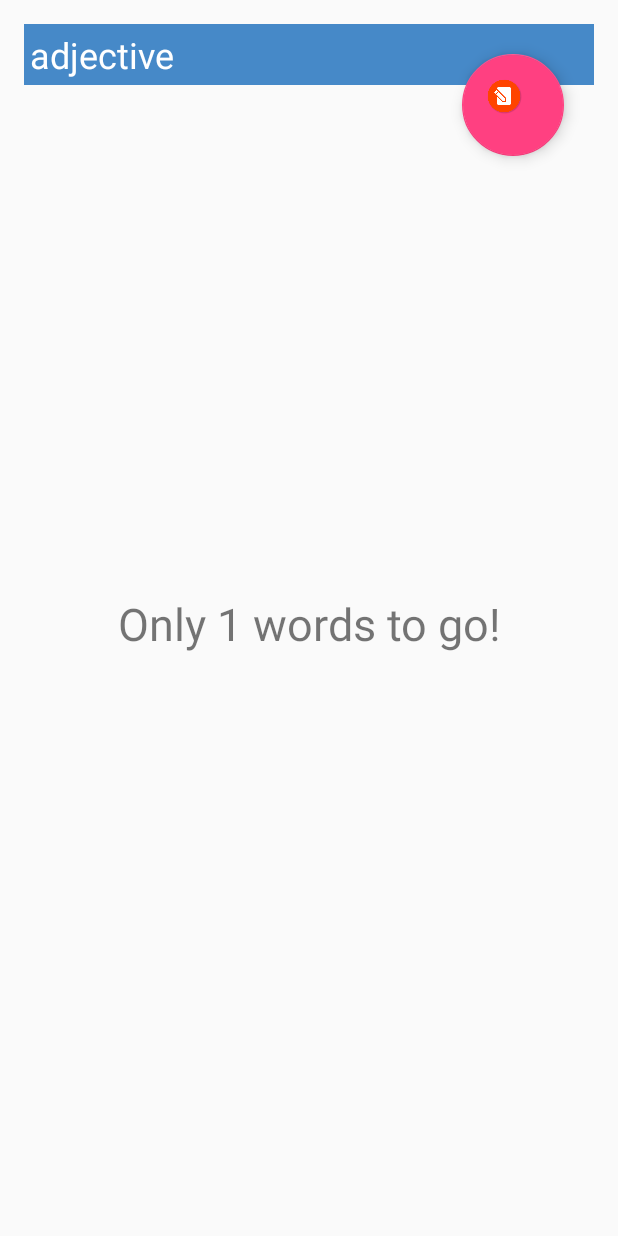
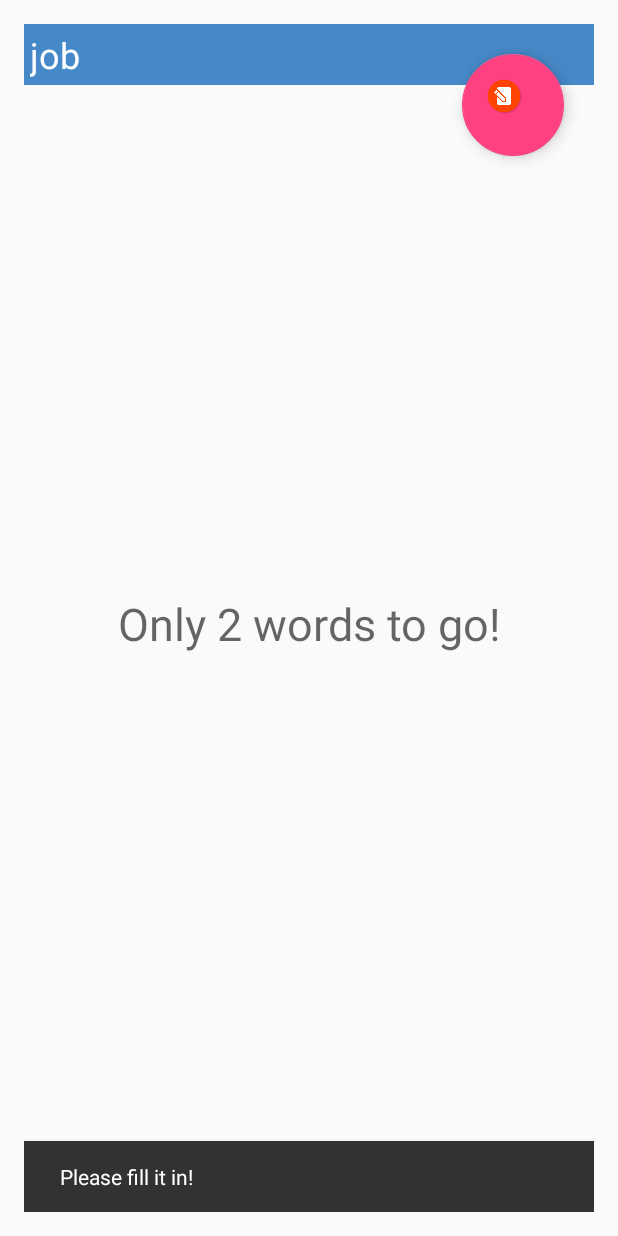
Before and after one commit to taraere/MadLibs, an Android app: the FillActivity screen opened directly, with no data from a screen before it, after a tap on an icon or button, on a phone screen of 412 x 824 dp. Run offline under Robolectric (Android 15) with nearby library versions, the phone set to English and light mode, and no system bars.

```diff
--- a/app/src/main/java/com/elzen/tara/madlibs/FillActivity.java
+++ b/app/src/main/java/com/elzen/tara/madlibs/FillActivity.java
@@ -2,6 +2,7 @@ package com.elzen.tara.madlibs;
 
 import android.content.Intent;
 import android.content.res.AssetManager;
+import android.support.design.widget.Snackbar;
 import android.support.v7.app.AppCompatActivity;
 import android.os.Bundle;
 import android.util.Log;
@@ -21,7 +22,7 @@ import java.util.Random;
 
 
 public class FillActivity extends AppCompatActivity {
-    private final static String TAG = "MainActivity";
+    private final static String TAG = "FillActivity";
 
     Story story;
     EditText editText;
@@ -31,7 +32,6 @@ public class FillActivity extends AppCompatActivity {
     @Override
     protected void onCreate(Bundle savedInstanceState) {
         super.onCreate(savedInstanceState);
-        Log.v(TAG, "Inside of onCreate");
         setContentView(R.layout.activity_fill);
         editText = findViewById(R.id.edit_text);
         wordCount = findViewById(R.id.word_count);
@@ -50,7 +50,12 @@ public class FillActivity extends AppCompatActivity {
 
 
     public void goToNext(View view) {
-            String text = editText.getText().toString();
+        String text = editText.getText().toString();
+        if (text.length() == 0) {
+            Snackbar.make(view, "Please fill it in!", Snackbar.LENGTH_LONG)
+                    .setAction("Action", null).show();
+        }
+        else {
             story.fillInPlaceholder(text);
             story.getNextPlaceholder();
             if (story.isFilledIn()) {
@@ -62,6 +67,7 @@ public class FillActivity extends AppCompatActivity {
             editText.setText("");
             wordCount.setText(wordCounter());
             placeHolder();
+        }
     }
 
     public void placeHolder() {
@@ -93,9 +99,15 @@ public class FillActivity extends AppCompatActivity {
     @Override
     protected void onRestoreInstanceState(Bundle inState) {
         super.onSaveInstanceState(inState);
+        story = (Story) inState.getSerializable("coolStoryBruh");
         String text = editText.getText().toString();
-        story.fillInPlaceholder(text);
-        story = (Story) inState.getSerializable("coolStoryBruh");
+        if (text.length() == 0) {
+            placeHolder();
+        }
+        else {
+            editText.setText(text);
+        }
         wordCount.setText(wordCounter());
+
     }
 }
--- a/app/src/main/res/layout/activity_fill.xml
+++ b/app/src/main/res/layout/activity_fill.xml
@@ -30,6 +30,8 @@
 
     <android.support.design.widget.FloatingActionButton
         android:id="@+id/forward"
+        android:layout_alignParentTop="true"
+        android:layout_centerHorizontal="true"
         android:layout_width="77dp"
         android:layout_height="68dp"
         android:layout_gravity="end"
```
